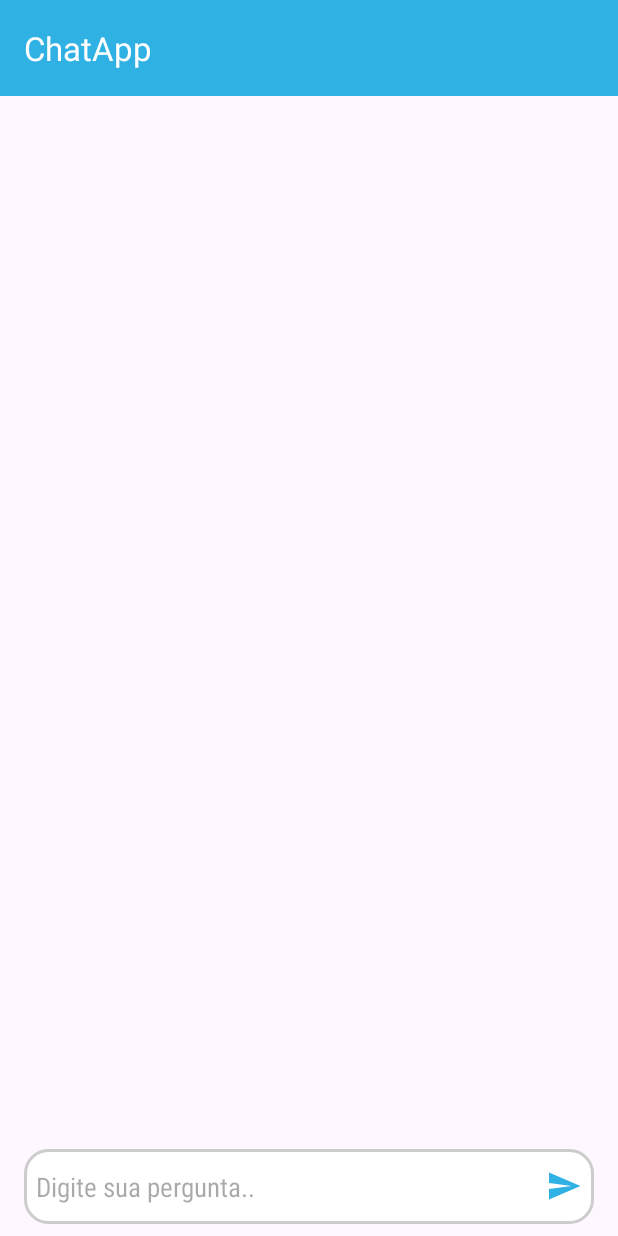
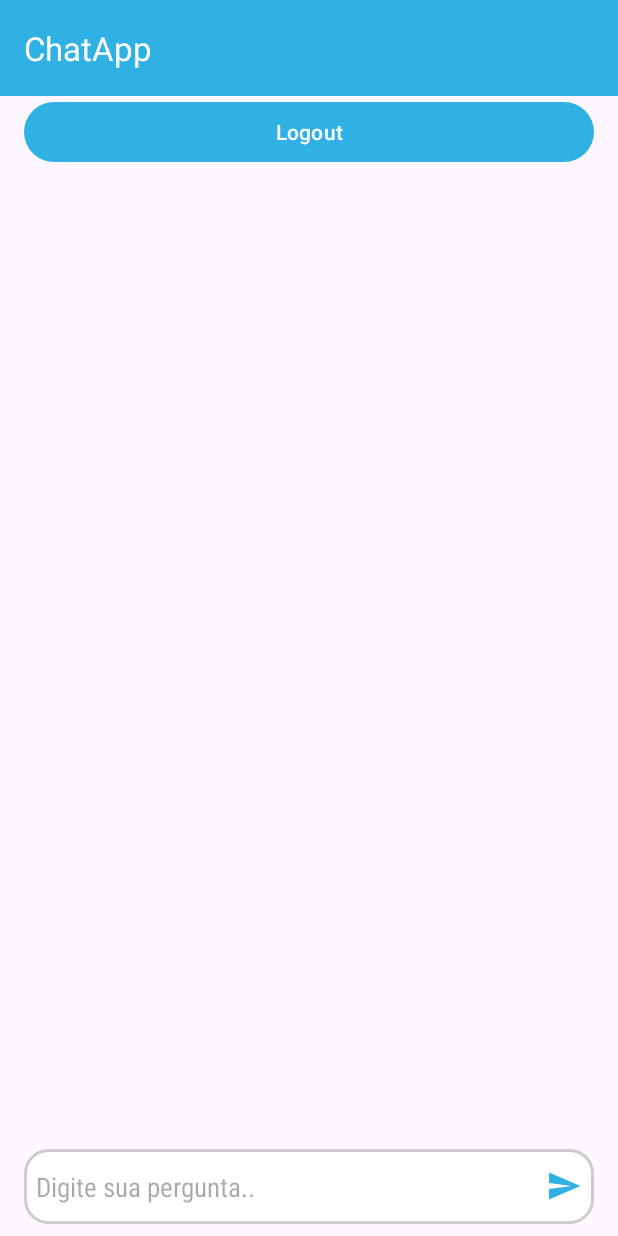
Before and after one commit to kaioLimaX/ChatApp, an Android app: the screen it shows after launch once a user with an empty profile is signed in (MainActivity), on a phone screen of 412 x 824 dp. Run offline under Robolectric (Android 15) with nearby library versions, the phone set to English and light mode, and no system bars; our stand-ins replace Dagger/Hilt's generated code, Firebase (no records; nobody signed in at launch, a user with empty details on screens opened directly); libraries missing offline, so code that uses them is left out: com.wajahatkarim3.easyvalidation.

Commit message:
adicionado controle correto para toast, fluxo de execução, organização de packages, unificação de viewModel para Autenticação

```diff
--- a/app/src/main/java/com/example/chatapp/data/Resource.kt
+++ b/app/src/main/java/com/example/chatapp/data/Resource.kt
@@ -5,5 +5,5 @@ import java.lang.Exception
 sealed class Resource<out T> {
     data class Sucess<out T>(val result: T): Resource<T>()
     data class Failure(val e: Exception): Resource<Nothing>()
-    object Loading: Resource<Nothing>()
+
 }
--- a/app/src/main/java/com/example/chatapp/di/FirebaseModule.kt
+++ b/app/src/main/java/com/example/chatapp/di/FirebaseModule.kt
@@ -3,6 +3,9 @@ package com.example.chatapp.di
 import com.example.chatapp.data.AuthRepository
 import com.example.chatapp.data.AuthRepositoryImpl
 import com.google.firebase.auth.FirebaseAuth
+import com.google.firebase.firestore.FirebaseFirestore
+import com.google.firebase.firestore.ktx.firestore
+import com.google.firebase.ktx.Firebase
 import dagger.Module
 import dagger.Provides
 import dagger.hilt.InstallIn
@@ -15,5 +18,10 @@ object FirebaseModule {
     fun provideFirebaseAuth(): FirebaseAuth = FirebaseAuth.getInstance()
 
     @Provides
+    fun provideFirebaseFirestore(): FirebaseFirestore {
+        return Firebase.firestore
+    }
+
+    @Provides
     fun provideAuthRepository(impl: AuthRepositoryImpl): AuthRepository = impl
 }
--- a/app/src/main/java/com/example/chatapp/view/ui/auth/fragments/LoginInFragment.kt
+++ b/app/src/main/java/com/example/chatapp/view/ui/auth/fragments/LoginInFragment.kt
@@ -2,36 +2,31 @@ package com.example.chatapp.view.ui.auth.fragments
 
 import android.content.Context
 import android.os.Bundle
-import android.util.Log
-import android.util.Patterns
 import android.view.LayoutInflater
 import android.view.View
 import android.view.ViewGroup
 import android.view.inputmethod.InputMethodManager
+import android.widget.ProgressBar
 import android.widget.Toast
 import androidx.fragment.app.Fragment
 import androidx.fragment.app.viewModels
-import androidx.lifecycle.lifecycleScope
-import com.example.chatapp.data.Resource
 import com.example.chatapp.databinding.ActivityAuthBinding
 import com.example.chatapp.databinding.ItemTabloginLoginBinding
 import com.example.chatapp.view.ui.auth.AuthActivity
-import com.example.chatapp.view.ui.auth.viewmodels.LoginViewModel
+import com.example.chatapp.view.ui.auth.utils.AuthFlow
+import com.example.chatapp.view.ui.auth.utils.ValidationResult
+import com.example.chatapp.view.ui.auth.viewmodel.AuthViewModel
 import com.example.chatapp.view.ui.main.MainActivity
-import com.example.chatapp.view.ui.utils.ActivityUtils
+import com.example.chatapp.view.ui.main.utils.ActivityUtils
 import com.google.android.material.tabs.TabLayout
-import com.google.firebase.auth.FirebaseAuth
-import com.wajahatkarim3.easyvalidation.core.view_ktx.contains
 import dagger.hilt.android.AndroidEntryPoint
 import dagger.hilt.android.WithFragmentBindings
-import kotlinx.coroutines.flow.collect
-import kotlinx.coroutines.flow.observeOn
 
 @AndroidEntryPoint
 @WithFragmentBindings
 class LoginInFragment : Fragment() {
 
-    private val loginViewModel: LoginViewModel by viewModels()
+    private val authViewModel: AuthViewModel by viewModels()
 
     private lateinit var binding: ItemTabloginLoginBinding
 
@@ -46,7 +41,7 @@ class LoginInFragment : Fragment() {
 
         authBinding = (activity as? AuthActivity)?.binding
 
-        loginViewModel.ValidateState.observe(viewLifecycleOwner){
+        authViewModel.ValidateState.observe(viewLifecycleOwner){
             when(it){
                 is ValidationResult.ErrorEmail -> binding.inputLoginEmail.error = it.message
                 is ValidationResult.ErrorPassword -> {
@@ -59,34 +54,28 @@ class LoginInFragment : Fragment() {
 
         }
 
+        authViewModel.selectedTabIndex.observe(viewLifecycleOwner){
 
-        loginViewModel.loginFlow.observe(viewLifecycleOwner) {
+            val tab: TabLayout.Tab? = authBinding!!.tabAuth.getTabAt(it)
+
+            if (tab != null) {
+                tab.select()
+            }
+        }
+
+
+        authViewModel.authFlow.observe(viewLifecycleOwner) {
             with(binding) {
                 when (it) {
-                    is Resource.Failure -> {
-                    if(it.e.message!!.contains("There is no user record corresponding to this identifier")){
-
-                        val tab: TabLayout.Tab? = authBinding!!.tabAuth.getTabAt(1)
-
-                        if (tab != null) {
-                            tab.select() // Move para a segunda aba
-                        }
-                        toast("unregistered user, register now")
+                    is AuthFlow.Failure -> {
+                        hideProgressBar(authBinding!!.progressLogin)
+                        toast(it.e)
                     }
-
-                        Log.i("info_auth", "Failure: ${it.e} ")
-                        authBinding?.progressLogin?.visibility = View.GONE
+                    AuthFlow.Loading -> showProgressBar(authBinding!!.progressLogin)
+                    AuthFlow.Success -> {
+                        hideProgressBar(authBinding!!.progressLogin)
+                        ActivityUtils.goToActivity(requireContext(), MainActivity::class.java)
                     }
-
-                    is Resource.Loading -> authBinding?.progressLogin?.visibility = View.VISIBLE
-
-                    is Resource.Sucess -> {
-                        ActivityUtils.goToActivity(requireContext(), MainActivity::class.java)
-                        authBinding?.progressLogin?.visibility = View.GONE
-                        Log.i("info_auth", "Sucess: ${it.result.uid} ")
-                    }
-
-                    null -> toast("nulo")
                 }
             }
         }
@@ -95,7 +84,7 @@ class LoginInFragment : Fragment() {
             it.hideKeyboard()
             val email = binding.txtEmail.text.toString()
             val senha = binding.txtSenha.text.toString()
-            loginViewModel.validateField(email, senha)
+            authViewModel.validateField(email, senha)
 
         }
 
@@ -105,9 +94,7 @@ class LoginInFragment : Fragment() {
     }
 
 
-    fun toast(message: String) {
-        Toast.makeText(requireContext(), "$message", Toast.LENGTH_SHORT).show()
-    }
+
 
     fun View.hideKeyboard() {
         val inputManager =
@@ -115,5 +102,17 @@ class LoginInFragment : Fragment() {
         inputManager.hideSoftInputFromWindow(windowToken, 0)
     }
 
+    fun toast(message: String) {
+        Toast.makeText(requireContext(), "$message", Toast.LENGTH_SHORT).show()
+    }
+
+    private fun showProgressBar(progressBar: ProgressBar) {
+        progressBar.visibility = View.VISIBLE
+    }
+
+    private fun hideProgressBar(progressBar: ProgressBar) {
+        progressBar.visibility = View.GONE
+    }
+
 
 }
--- /dev/null
+++ b/app/src/main/java/com/example/chatapp/view/ui/auth/utils/AuthFlow.kt
@@ -0,0 +1,7 @@
+package com.example.chatapp.view.ui.auth.utils
+
+sealed class AuthFlow {
+    object Success : AuthFlow()
+    data class Failure(val e: String) : AuthFlow()
+    object Loading : AuthFlow()
+}
--- a/app/src/main/java/com/example/chatapp/view/ui/auth/fragments/Validation.kt
+++ b/app/src/main/java/com/example/chatapp/view/ui/auth/utils/Validation.kt
@@ -1,6 +1,4 @@
-package com.example.chatapp.view.ui.auth.fragments
-
-import java.lang.Exception
+package com.example.chatapp.view.ui.auth.utils
 
 sealed class ValidationResult {
     data class ErrorEmail(val message: String) : ValidationResult()
--- /dev/null
+++ b/app/src/main/java/com/example/chatapp/view/ui/auth/viewmodel/AuthViewModel.kt
@@ -0,0 +1,159 @@
+package com.example.chatapp.view.ui.auth.viewmodel
+
+import android.util.Log
+import androidx.lifecycle.LiveData
+import androidx.lifecycle.MutableLiveData
+import androidx.lifecycle.ViewModel
+import androidx.lifecycle.viewModelScope
+import com.example.chatapp.data.AuthRepository
+import com.example.chatapp.data.Resource
+import com.example.chatapp.view.ui.auth.utils.AuthFlow
+import com.example.chatapp.view.ui.auth.utils.ValidationResult
+import com.google.firebase.auth.FirebaseUser
+import com.wajahatkarim3.easyvalidation.core.view_ktx.contains
+import com.wajahatkarim3.easyvalidation.core.view_ktx.minLength
+import com.wajahatkarim3.easyvalidation.core.view_ktx.nonEmpty
+import com.wajahatkarim3.easyvalidation.core.view_ktx.validEmail
+import dagger.hilt.android.lifecycle.HiltViewModel
+import kotlinx.coroutines.launch
+import javax.inject.Inject
+
+@HiltViewModel
+class AuthViewModel @Inject constructor(
+    private val authRepository: AuthRepository
+) : ViewModel() {
+
+    private val _authFlow = MutableLiveData<AuthFlow>()
+    val authFlow: LiveData<AuthFlow>
+        get() = _authFlow
+
+    private val _ValidateState = MutableLiveData<ValidationResult>()
+    val ValidateState: LiveData<ValidationResult>
+        get() = _ValidateState
+
+    private val _ProgressBarState = MutableLiveData<Boolean>()
+    val ProgressBarState: LiveData<Boolean>
+        get() = _ProgressBarState
+
+    private val _toastMessage = MutableLiveData<String>()
+    val toastMessage: LiveData<String>
+        get() = _toastMessage
+
+    val currentUser: FirebaseUser?
+        get() = authRepository.currentUser
+
+    private val _selectedTabIndex = MutableLiveData<Int>()
+    val selectedTabIndex: LiveData<Int>
+        get() = _selectedTabIndex
+
+    init {
+        if (authRepository.currentUser != null) {
+            _authFlow.value = AuthFlow.Success
+            Log.i("info_auth", "${Resource.Sucess(authRepository.currentUser!!)} ")
+        }
+    }
+
+    fun login(
+        email: String,
+        password: String
+
+    ) = viewModelScope.launch {
+        _authFlow.value = AuthFlow.Loading
+        val response = authRepository.login(email, password)
+        when(response){
+            is Resource.Failure -> {
+                _authFlow.value = AuthFlow.Failure("${response.e}")
+                if("${response.e}".contains("There is no user record corresponding to this identifier")){
+                    _selectedTabIndex.value = 1
+                    _toastMessage.value = "user does not exist,register now!"
+                }
+                Log.i("info_auth", "Failure: ${response.e} ")
+            }
+
+            is Resource.Sucess -> {
+                _authFlow.value = AuthFlow.Success
+                Log.i("info_auth", "Sucess: ${response.result.uid} ")
+
+            }
+        }
+        Log.i("info_response", "$_authFlow")
+
+    }
+
+    fun signup(
+        email: String,
+        password: String,
+        name: String
+    ) = viewModelScope.launch {
+        _authFlow.postValue(AuthFlow.Loading)
+        val response = authRepository.signup(email, password, name)
+        when(response){
+            is Resource.Failure -> {
+                _authFlow.postValue(AuthFlow.Failure("${response.e}"))
+            }
+            is Resource.Sucess -> {
+                _ProgressBarState.postValue(false)
+                _authFlow.postValue(AuthFlow.Success)
+            }
+        }
+        //_signupFlow.postValue(response)
+     //   Log.i("info_response", "$_signupFlow")
+
+    }
+
+    fun validateField(email: String, password: String) {
+        var emailValidate = email.validEmail() && email.nonEmpty()
+        var passwordValidate = password.minLength(6) && password.nonEmpty()
+
+        if (emailValidate) {
+            if (passwordValidate) {
+                login(email, password)
+
+
+            } else {
+                _ValidateState.postValue(ValidationResult.ErrorPassword("Enter a valid password"))
+
+            }
+
+        } else {
+            _ValidateState.postValue(ValidationResult.ErrorEmail("Enter a valid email"))
+
+        }
+
+    }
+
+    fun validateField(email: String, password: String, name: String) {
+        var emailValidate = email.validEmail() && email.nonEmpty()
+        var passwordValidate = password.minLength(6) && password.nonEmpty()
+        val nameValidate = name.nonEmpty() && name.minLength(4)
+
+        if (nameValidate) {
+            if (emailValidate) {
+                if (passwordValidate) {
+                    signup(email, password, name)
+
+
+                } else {
+                    _ValidateState.postValue(ValidationResult.ErrorPassword("Enter a valid password"))
+
+                }
+
+            } else {
+                _ValidateState.postValue(ValidationResult.ErrorEmail("Enter a valid email"))
+
+            }
+
+        } else {
+            _ValidateState.postValue(ValidationResult.ErrorName("Enter a valid name"))
+        }
+    }
+
+    fun showToast(message: String) {
+        _toastMessage.value = message
+    }
+
+    // Resetar a mensagem após exibir o toast
+
+
+
+}
--- a/app/src/main/java/com/example/chatapp/view/ui/auth/viewmodels/LoginViewModel.kt
+++ /dev/null
@@ -1,77 +0,0 @@
-package com.example.chatapp.view.ui.auth.viewmodels
-
-import android.util.Log
-import androidx.lifecycle.LiveData
-import androidx.lifecycle.MutableLiveData
-import androidx.lifecycle.ViewModel
-import androidx.lifecycle.viewModelScope
-import com.example.chatapp.data.AuthRepository
-import com.example.chatapp.data.Resource
-import com.example.chatapp.view.ui.auth.fragments.ValidationResult
-import com.google.firebase.auth.FirebaseUser
-import com.wajahatkarim3.easyvalidation.core.view_ktx.minLength
-import com.wajahatkarim3.easyvalidation.core.view_ktx.nonEmpty
-import com.wajahatkarim3.easyvalidation.core.view_ktx.validEmail
-import dagger.hilt.android.lifecycle.HiltViewModel
-import kotlinx.coroutines.flow.MutableStateFlow
-import kotlinx.coroutines.flow.StateFlow
-import kotlinx.coroutines.launch
-import javax.inject.Inject
-
-@HiltViewModel
-class LoginViewModel @Inject constructor(
-    private val authRepository: AuthRepository
-) : ViewModel() {
-
-    private val _loginFlow = MutableLiveData<Resource<FirebaseUser>?>()
-    val loginFlow: LiveData<Resource<FirebaseUser>?>
-        get() = _loginFlow
-
-    private val _ValidateState = MutableLiveData<ValidationResult>()
-    val ValidateState: LiveData<ValidationResult>
-        get() = _ValidateState
-
-    val currentUser: FirebaseUser?
-        get() = authRepository.currentUser
-
-    init {
-        if (authRepository.currentUser != null) {
-            _loginFlow.value = Resource.Sucess(authRepository.currentUser!!)
-            Log.i("info_auth", "${Resource.Sucess(authRepository.currentUser!!)} ")
-        }
-    }
-
-    fun login(
-        email: String,
-        password: String
-    ) = viewModelScope.launch {
-        _loginFlow.postValue(Resource.Loading)
-        val response = authRepository.login(email, password)
-        _loginFlow.postValue(response)
-        Log.i("info_response", "$_loginFlow")
-
-    }
-
-    fun validateField(email: String, password: String){
-        var emailValidate = email.validEmail() && email.nonEmpty()
-        var passwordValidate = password.minLength(6) && password.nonEmpty()
-
-        if(emailValidate){
-            if(passwordValidate){
-                login(email,password)
-
-
-            }else{
-                _ValidateState.postValue(ValidationResult.ErrorPassword("Enter a valid password"))
-
-            }
-
-        }else{
-            _ValidateState.postValue(ValidationResult.ErrorEmail("Enter a valid email"))
-
-        }
-
-    }
-
-
-}
--- a/app/src/main/java/com/example/chatapp/view/ui/main/MainActivity.kt
+++ b/app/src/main/java/com/example/chatapp/view/ui/main/MainActivity.kt
@@ -4,8 +4,10 @@ import androidx.appcompat.app.AppCompatActivity
 import android.os.Bundle
 import com.example.chatapp.R
 import com.example.chatapp.databinding.ActivityMainBinding
+import com.google.firebase.auth.FirebaseAuth
 
 class MainActivity : AppCompatActivity() {
+
 
     val binding by lazy {
         ActivityMainBinding.inflate(layoutInflater)
@@ -14,6 +16,11 @@ class MainActivity : AppCompatActivity() {
         super.onCreate(savedInstanceState)
         setContentView(binding.root)
 
+        binding.button.setOnClickListener {
+            FirebaseAuth.getInstance().signOut()
+            finish()
+        }
+
 
     }
 }
--- a/app/src/main/java/com/example/chatapp/view/ui/utils/ActivityUtils.kt
+++ b/app/src/main/java/com/example/chatapp/view/ui/main/utils/ActivityUtils.kt
@@ -1,4 +1,4 @@
-package com.example.chatapp.view.ui.utils
+package com.example.chatapp.view.ui.main.utils
 
 import android.content.Context
 import android.content.Intent
--- a/app/src/main/res/layout/activity_main.xml
+++ b/app/src/main/res/layout/activity_main.xml
@@ -21,14 +21,14 @@
         app:titleTextColor="@color/white" />
 
     <androidx.recyclerview.widget.RecyclerView
+        android:id="@+id/recyclerView"
         android:layout_width="0dp"
         android:layout_height="0dp"
-        android:layout_marginTop="8dp"
         android:layout_marginBottom="8dp"
         app:layout_constraintBottom_toTopOf="@+id/editTextText"
         app:layout_constraintEnd_toEndOf="parent"
         app:layout_constraintStart_toStartOf="parent"
-        app:layout_constraintTop_toBottomOf="@+id/toolbar" />
+        app:layout_constraintTop_toBottomOf="@+id/button" />
 
     <EditText
         android:id="@+id/editTextText"
@@ -49,4 +49,18 @@
         app:layout_constraintEnd_toEndOf="parent"
         app:layout_constraintStart_toStartOf="parent" />
 
+    <Button
+        android:id="@+id/button"
+        android:layout_width="0dp"
+        android:layout_height="wrap_content"
+        android:layout_marginStart="16dp"
+        android:layout_marginEnd="16dp"
+        android:text="Logout"
+        app:layout_constraintBottom_toTopOf="@+id/recyclerView"
+        app:layout_constraintEnd_toEndOf="parent"
+        app:layout_constraintHorizontal_bias="0.5"
+        app:layout_constraintStart_toStartOf="parent"
+        app:layout_constraintTop_toBottomOf="@+id/toolbar"
+        app:layout_constraintVertical_bias="0.5" />
+
 </androidx.constraintlayout.widget.ConstraintLayout>
```
Also changed, not shown: app/src/main/java/com/example/chatapp/data/AuthRepositoryImpl.kt (+37 -2 lines), app/src/main/java/com/example/chatapp/data/models/Usuario.kt (added, +13 -0 lines), app/src/main/java/com/example/chatapp/view/ui/auth/fragments/SignUpFragment.kt (+24 -26 lines), app/src/main/java/com/example/chatapp/view/ui/auth/viewmodels/SignUpViewModel.kt (deleted, +0 -73 lines), 1 other file.
